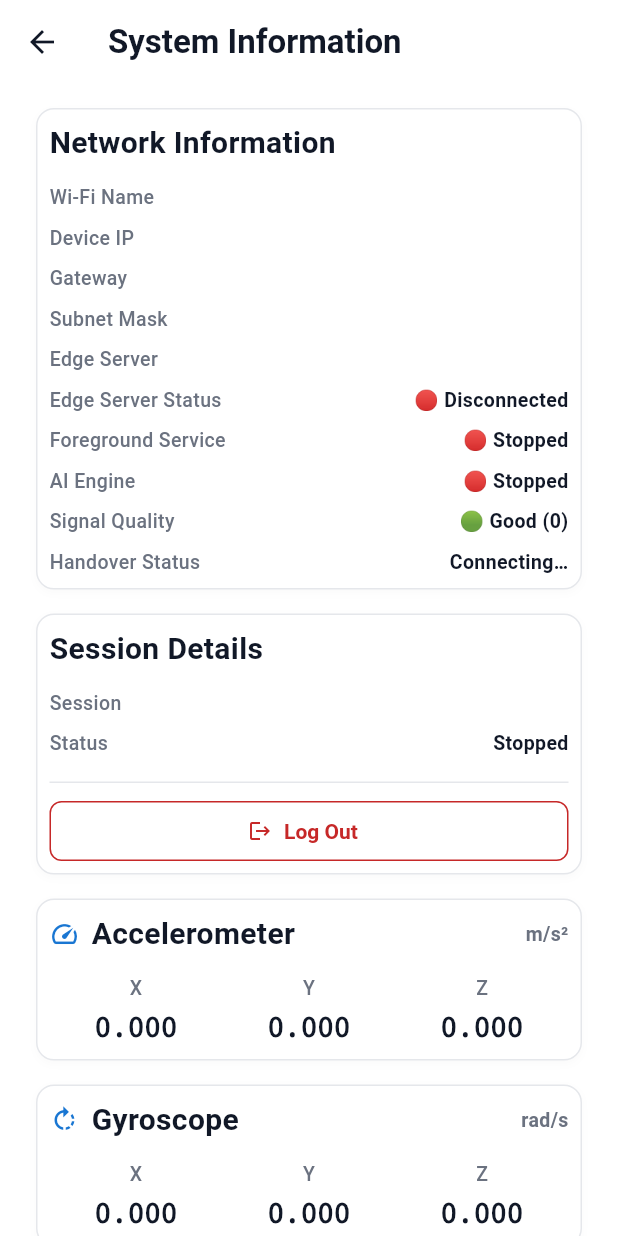
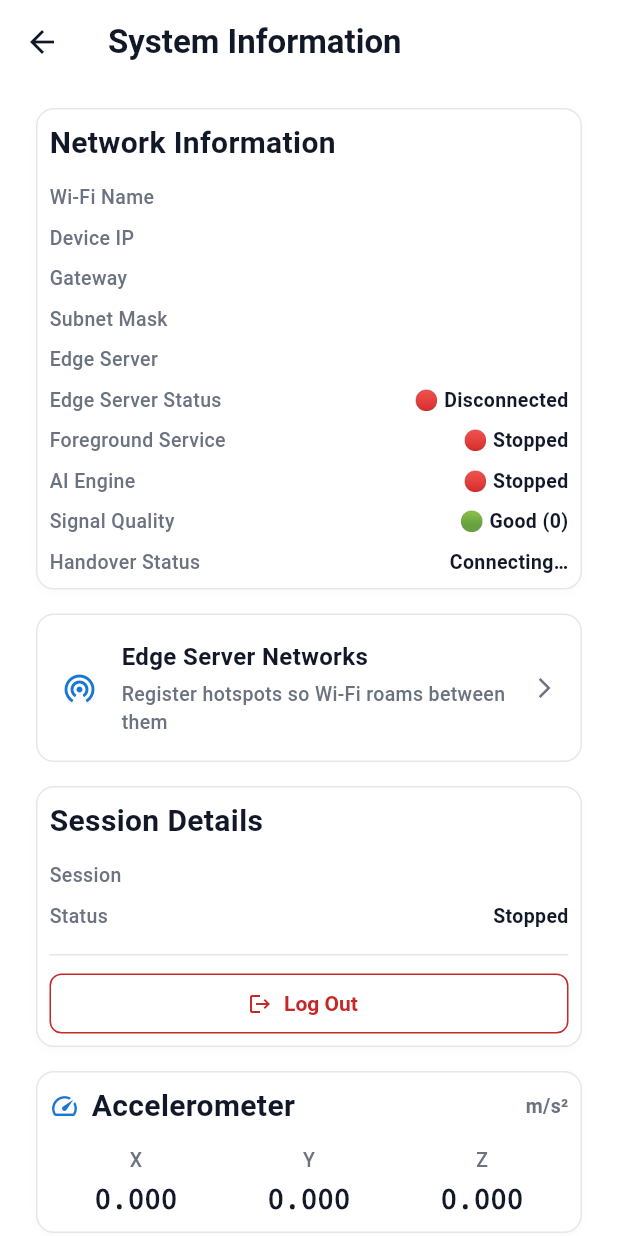
Before and after one commit to CS3-Internship/HAR-EdgeSense, a Flutter app: the SystemInformationScreen screen opened directly with empty values, on a phone screen of 412 x 824 dp. Run offline on Flutter 3.47's test engine with Material 3 defaults, Android fonts, the phone set to English and light mode, and no system bars; our stand-ins replace permission_handler, sensors_plus, shared_preferences; missing offline and left inert: flutter_foreground_task, network_info_plus; accounts and stored records are empty; project files that could hold a hidden picture were left out.

Commit message:
Register edge-server hotspots with Android via WifiNetworkSuggestion
Android doesn't auto-roam between Wi-Fi networks with different SSIDs, which
meant the multi-edge-server handover never triggered when each edge server
broadcasts its own separate hotspot. Adds a settings screen to register each
hotspot's SSID/password, which are then registered with Android as a roamable
set so it switches between them on signal strength on its own.

Co-Authored-By: Claude Sonnet 5 <noreply@anthropic.com>

```diff
--- a/frontend/lib/screens/system_information_screen.dart
+++ b/frontend/lib/screens/system_information_screen.dart
@@ -1,6 +1,7 @@
 import 'package:flutter/material.dart';
 
 import 'package:edge_sense/constants/theme.dart';
+import 'package:edge_sense/screens/hotspot_settings_screen.dart';
 import 'package:edge_sense/widgets/network_info_card.dart';
 import 'package:edge_sense/widgets/sensor_card.dart';
 import 'package:edge_sense/widgets/session_card.dart';
@@ -96,6 +97,60 @@ class SystemInformationScreen extends StatelessWidget {
                     handoverInProgress: state.handoverInProgress,
                   ),
                   const SizedBox(height: 16),
+                  Container(
+                    decoration: BoxDecoration(
+                      color: AppTheme.colorCardBg,
+                      borderRadius: BorderRadius.circular(12),
+                      border: Border.all(color: AppTheme.colorBorder, width: 1),
+                    ),
+                    child: Material(
+                      color: Colors.transparent,
+                      child: InkWell(
+                        borderRadius: BorderRadius.circular(12),
+                        onTap: () {
+                          Navigator.push(
+                            context,
+                            MaterialPageRoute(builder: (_) => const HotspotSettingsScreen()),
+                          );
+                        },
+                        child: const Padding(
+                          padding: EdgeInsets.all(16.0),
+                          child: Row(
+                            children: [
+                              Icon(Icons.wifi_tethering, color: AppTheme.colorPrimary, size: 24),
+                              SizedBox(width: 16),
+                              Expanded(
+                                child: Column(
+                                  crossAxisAlignment: CrossAxisAlignment.start,
+                                  children: [
+                                    Text(
+                                      'Edge Server Networks',
+                                      style: TextStyle(
+                                        fontSize: 16,
+                                        fontWeight: FontWeight.bold,
+                                        color: AppTheme.colorTextDark,
+                                      ),
+                                    ),
+                                    SizedBox(height: 4),
+                                    Text(
+                                      'Register hotspots so Wi-Fi roams between them',
+                                      style: TextStyle(
+                                        fontSize: 13,
+                                        fontWeight: FontWeight.w500,
+                                        color: AppTheme.colorTextGrey,
+                                      ),
+                                    ),
+                                  ],
+                                ),
+                              ),
+                              Icon(Icons.arrow_forward_ios, color: AppTheme.colorTextGrey, size: 16),
+                            ],
+                          ),
+                        ),
+                      ),
+                    ),
+                  ),
+                  const SizedBox(height: 16),
                   SessionCard(
                     sessionId: sessionId,
                     serviceRunning: state.serviceRunning,
--- /dev/null
+++ b/frontend/lib/services/hotspot_manager.dart
@@ -0,0 +1,78 @@
+import 'dart:convert';
+import 'dart:io';
+
+import 'package:flutter/foundation.dart';
+import 'package:flutter/services.dart';
+import 'package:shared_preferences/shared_preferences.dart';
+
+import 'package:edge_sense/models/edge_hotspot.dart';
+
+/// Registers known edge-server Wi-Fi hotspots with Android via
+/// WifiNetworkSuggestion, so the OS roams between them on signal strength on
+/// its own. This exists because Android does *not* auto-switch between two
+/// Wi-Fi networks with different SSIDs just because one gets stronger — it
+/// only roams within a set of networks it's been told are interchangeable.
+/// Without this, [HandoverController]'s session migration never triggers,
+/// because it relies on Android already having switched gateways.
+class HotspotManager {
+  static const MethodChannel _channel = MethodChannel('com.edgesense.app/wifi');
+  static const _prefsKey = 'edge_hotspots';
+
+  static Future<List<EdgeHotspot>> load() async {
+    final prefs = await SharedPreferences.getInstance();
+    final raw = prefs.getString(_prefsKey);
+    if (raw == null) return [];
+    final list = jsonDecode(raw) as List<dynamic>;
+    return list.map((e) => EdgeHotspot.fromJson(e as Map<String, dynamic>)).toList();
+  }
+
+  static Future<void> _save(List<EdgeHotspot> hotspots) async {
+    final prefs = await SharedPreferences.getInstance();
+    await prefs.setString(_prefsKey, jsonEncode(hotspots.map((h) => h.toJson()).toList()));
+  }
+
+  /// Persists the given hotspot list and pushes it to Android. Returns a
+  /// human-readable result to show the user.
+  static Future<String> saveAndApply(List<EdgeHotspot> hotspots) async {
+    await _save(hotspots);
+    return applyToAndroid(hotspots);
+  }
+
+  /// Re-applies the currently saved hotspot list. Call this on app startup —
+  /// Android doesn't remember an app's suggestions across a reinstall or
+  /// "clear data", so they need to be re-registered each cold start.
+  static Future<String> applySaved() async {
+    final hotspots = await load();
+    if (hotspots.isEmpty) return 'No edge-server hotspots configured yet.';
+    return applyToAndroid(hotspots);
+  }
+
+  static Future<String> applyToAndroid(List<EdgeHotspot> hotspots) async {
+    if (kIsWeb || !Platform.isAndroid) {
+      return 'Wi-Fi network suggestions are only supported on Android.';
+    }
+    try {
+      final status = await _channel.invokeMethod<int>(
+        'addWifiSuggestions',
+        hotspots.map((h) => h.toJson()).toList(),
+      );
+      return _describeStatus(status);
+    } catch (e) {
+      return 'Failed to register hotspots with Android: $e';
+    }
+  }
+
+  static String _describeStatus(int? status) {
+    switch (status) {
+      case 0:
+        return 'Registered with Android — it will roam between these networks automatically.';
+      case -100:
+        return 'Requires Android 10 or newer.';
+      case 5:
+        return 'Android is blocking suggestions from this app. Enable them under '
+            'Settings → Network & internet → Wi-Fi → Network suggestions → EdgeSense.';
+      default:
+        return 'Android rejected the request (code $status). Double-check the SSID/password and try again.';
+    }
+  }
+}
```
Also changed, not shown: frontend/lib/main.dart (+7 -0 lines), frontend/lib/models/edge_hotspot.dart (added, +13 -0 lines), frontend/lib/screens/hotspot_settings_screen.dart (added, +246 -0 lines), 4 other files.
